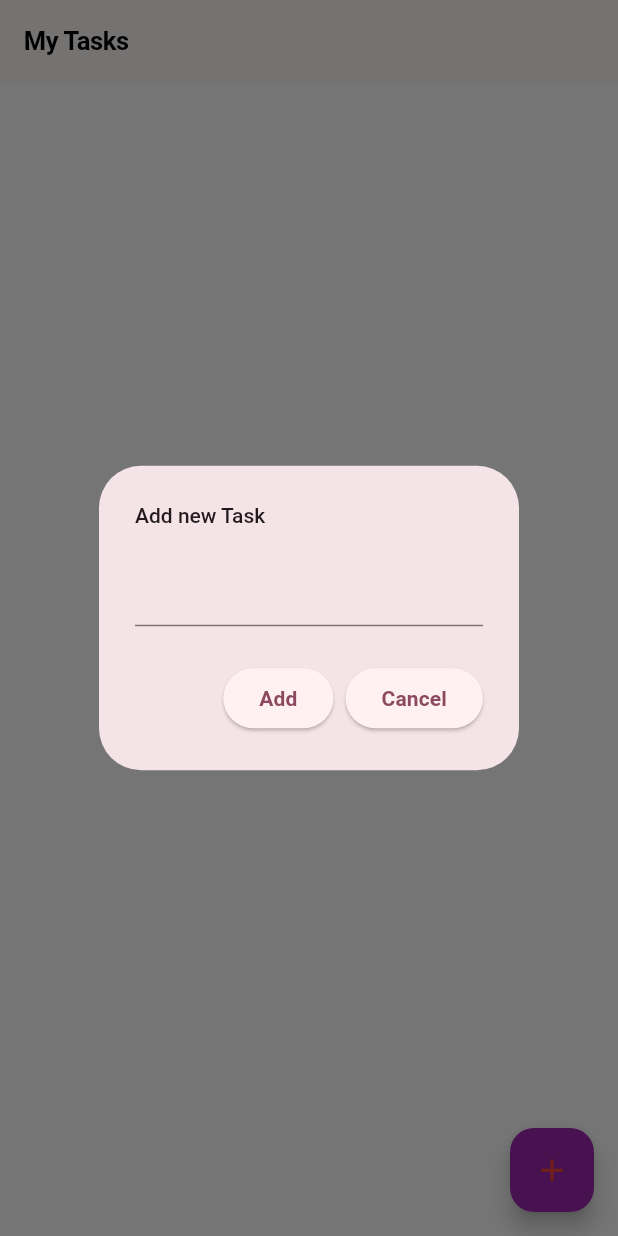
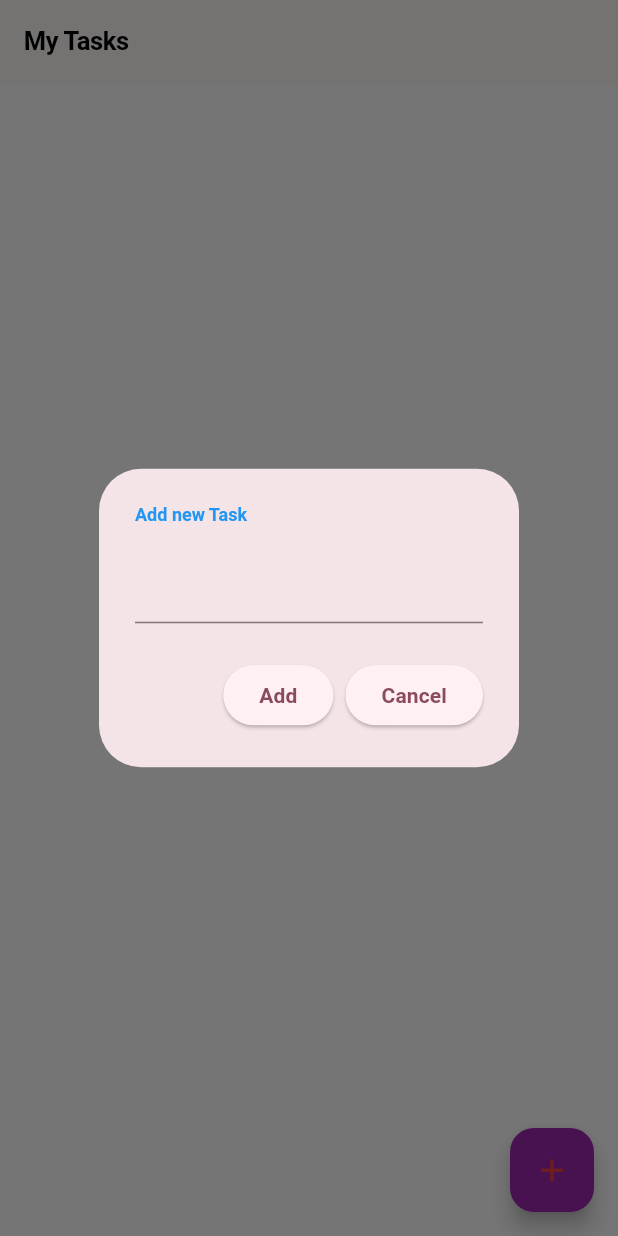
Before and after one commit to mariamroshdi/Task_Application, a Flutter app: the screen it shows after launch, after a tap on the "add" icon, on a phone screen of 412 x 824 dp. Run offline on Flutter 3.47's test engine with Material 3 defaults, Android fonts, the phone set to English and light mode, and no system bars; our stand-ins replace flutter_bloc.

Commit message:
text theme

```diff
--- a/lib/home/screens/home_screen.dart
+++ b/lib/home/screens/home_screen.dart
@@ -16,7 +16,7 @@ class HomeScreen extends StatelessWidget {
       (){
       showDialog(context: context, builder: (context){
         return AlertDialog(
-          title: Text("Add new Task",style: TextStyle(fontSize: 14, fontWeight: FontWeight.w500),
+          title: Text("Add new Task",style:Theme.of(context).textTheme.displaySmall?.copyWith(color: Colors.blue),
           ),
           content: TextField(
             controller: context.read<TasksCubit>().newTask,
--- a/lib/main.dart
+++ b/lib/main.dart
@@ -18,14 +18,26 @@ class MyApp extends StatelessWidget {
       debugShowCheckedModeBanner:false,
       title:'Flutter Demo',
       theme: ThemeData(
+        buttonTheme: ButtonThemeData(
+          colorScheme: ColorScheme.fromSeed(seedColor: Colors.lightBlueAccent)
+        ),
+
         textTheme: TextTheme(
         displayLarge: TextStyle(
           fontSize: 17,
           color: Colors.amber,
           fontWeight: FontWeight.bold
+        ),
+        displaySmall: TextStyle(
+          fontSize: 12,
+          color: Colors.purple,
+          fontWeight: FontWeight.bold,
         )
         ),
-        colorScheme: ColorScheme.fromSeed(seedColor: Colors.black),
+        colorScheme: ColorScheme.fromSeed(
+          brightness: Brightness.light,
+          onPrimary: Colors.blue,
+          seedColor: Colors.black),
         useMaterial3: true,
       ),
       home: HomeScreen(),
```
